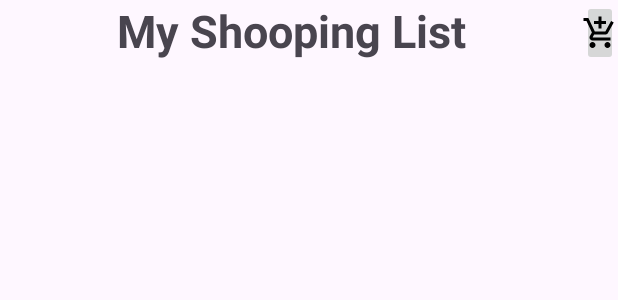
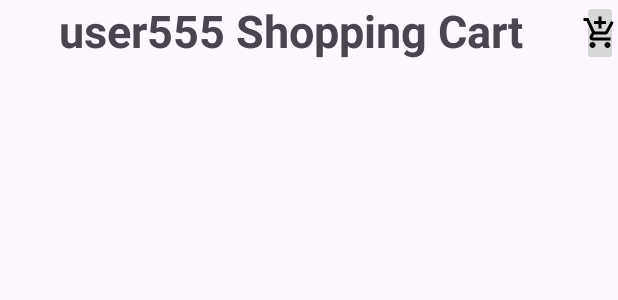
Before and after one commit to ChenZalman/shopping-Management, an Android app: the layout fragment_user_page.xml on its own in the app's theme, with its tools: preview values and no code run, on a phone screen of 412 x 824 dp. Shown: the top 300 px of the screen. Run offline under Robolectric (Android 15) with nearby library versions, the phone set to English and light mode, and no system bars.

```diff
--- a/app/src/main/res/layout/fragment_user_page.xml
+++ b/app/src/main/res/layout/fragment_user_page.xml
@@ -15,7 +15,7 @@
         android:layout_height="wrap_content"
         android:layout_weight="1"
         android:gravity="center"
-        android:text="My Shooping List"
+        android:text="user555 Shopping Cart"
         android:textSize="30sp"
         android:textStyle="bold" />
 <ImageButton
```
